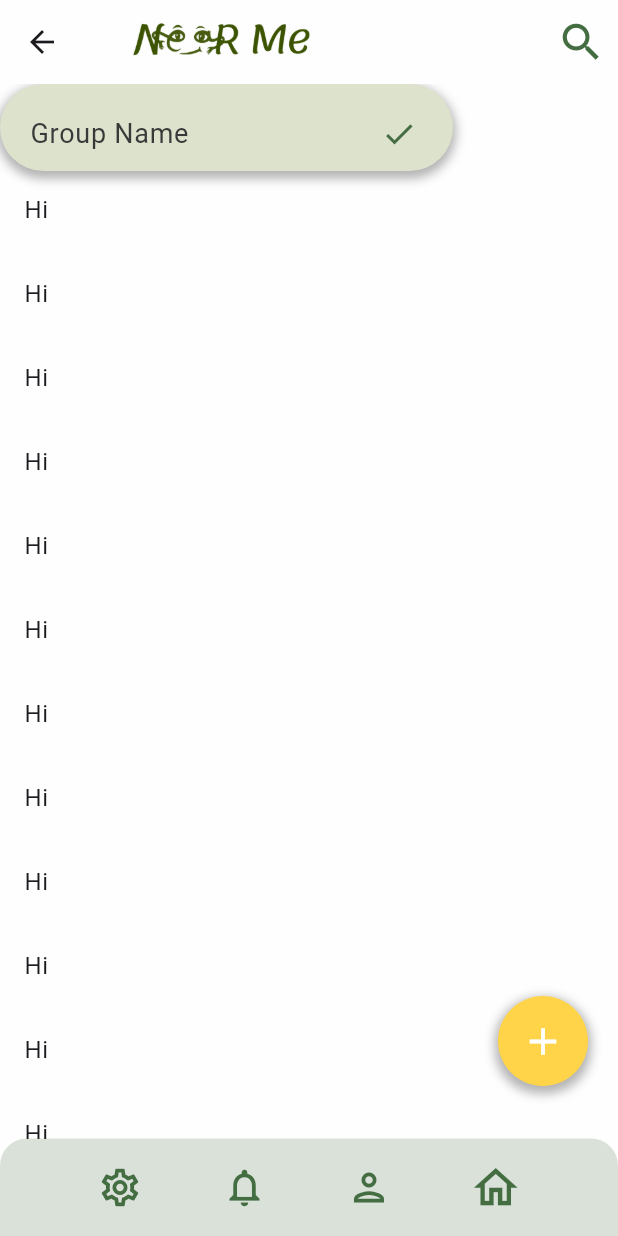
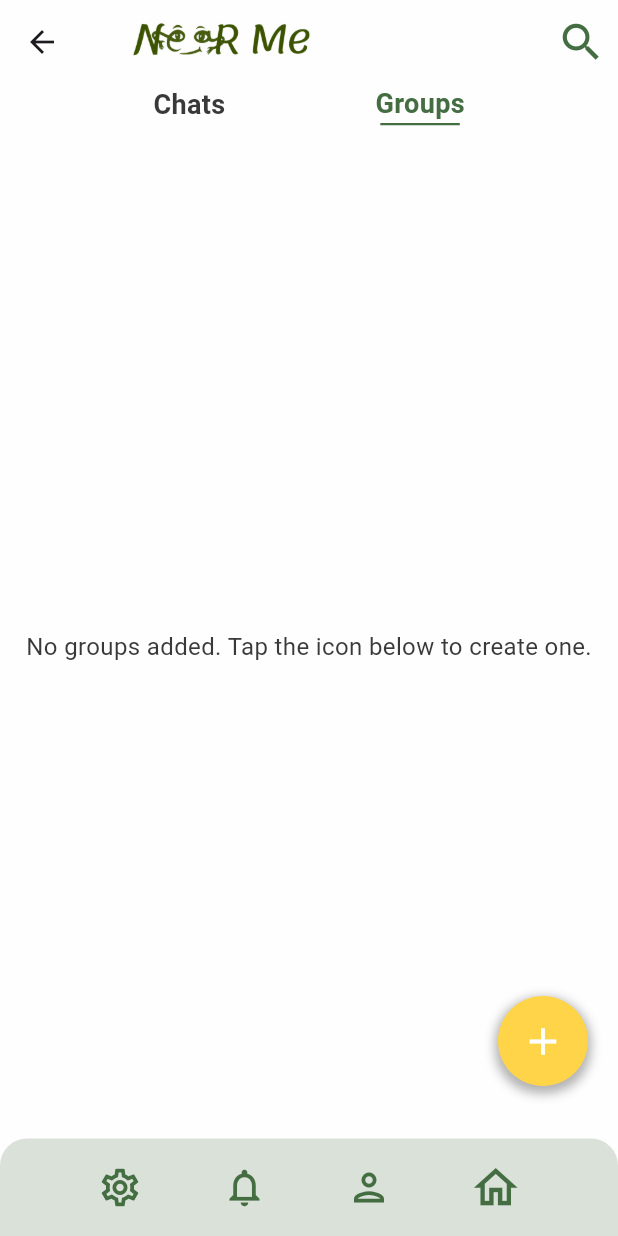
Before and after one commit to Radwa812-Apps/team-near-my-, a Flutter app: the HomeScreen screen opened by its route, on a phone screen of 412 x 824 dp. Run offline on Flutter 3.47's test engine with Material 3 defaults, Android fonts, the light colour scheme and no system bars; Roboto replaces fonts that are missing (OpenSans-Bold, OpenSans-Italic, OpenSans-Regular).

Commit message:
make home screen

```diff
--- a/lib/Features/Home/Screens/home_screen.dart
+++ b/lib/Features/Home/Screens/home_screen.dart
@@ -1,9 +1,11 @@
 import 'package:flutter/material.dart';
-import 'package:nearme_app/Features/Home/components/icon_button_widegt.dart';
-import 'package:nearme_app/Features/Home/components/make_group_widget.dart';
-import 'package:nearme_app/core/constants.dart'; // Adjust the import as needed
+import 'package:nearme_app/Features/Home/components/container_textfield_floating_icon.dart';
+import 'package:nearme_app/Features/Home/components/group_style.dart';
 import 'package:nearme_app/Features/Home/components/home_bar_widget.dart';
-import '../components/bottom_container_with_icons.dart'; // Import HomeAppBar
+import 'package:nearme_app/Features/Home/components/row_after_bar_chats_groups.dart';
+import 'package:nearme_app/core/constants.dart';
+import '../components/bottom_container_with_icons.dart';
+import '../components/floating_yellow_icon.dart';
 
 class HomeScreen extends StatefulWidget {
   @override
@@ -12,18 +14,15 @@ class HomeScreen extends StatefulWidget {
 
 class _HomeScreenState extends State<HomeScreen> {
   bool _isSearching = false;
-  TextEditingController _searchController = TextEditingController();
+  bool _isDraggableSheetVisible = false;
+  final TextEditingController _searchController = TextEditingController();
+  final DraggableScrollableController _draggableScrollableController =
+      DraggableScrollableController();
+  String _selectedTab =
+      'Groups'; // Track whether "Chats" or "Groups" is selected
+  List<String> _groups = []; // List to store dynamically added groups
 
-  void _performSearch() {
-    final query = _searchController.text.trim();
-    if (query.isNotEmpty) {
-      print('Performing search for: $query');
-      // Add your search logic here
-    } else {
-      print('Search query is empty');
-    }
-  }
-
+  // Toggle search bar visibility
   void _toggleSearch() {
     setState(() {
       _isSearching = !_isSearching;
@@ -31,6 +30,47 @@ class _HomeScreenState extends State<HomeScreen> {
         _searchController.clear();
       }
     });
+  }
+
+  // Perform search operation
+  void _performSearch() {
+    final query = _searchController.text.trim();
+    if (query.isNotEmpty) {
+      print('Performing search for: $query');
+    } else {
+      print('Search query is empty');
+    }
+  }
+
+  // Toggle visibility of draggable sheet
+  void _toggleDraggableSheet() {
+    setState(() {
+      _isDraggableSheetVisible = !_isDraggableSheetVisible;
+    });
+  }
+
+  // Expand the draggable sheet when the text field is focused
+  void _expandDraggableSheet() {
+    _draggableScrollableController.animateTo(0.6,
+        duration: const Duration(milliseconds: 300), curve: Curves.easeInOut);
+  }
+
+  // Switch between "Chats" and "Groups" tabs
+  void _selectTab(String tabName) {
+    setState(() {
+      _selectedTab = tabName;
+      _isDraggableSheetVisible = false; // Hide the sheet when switching tabs
+    });
+  }
+
+  // Add a new group to the list
+  void _addGroup(String groupName) {
+    if (groupName.isNotEmpty) {
+      setState(() {
+        _groups.add(groupName);
+        _isDraggableSheetVisible = false; // Close the sheet after adding
+      });
+    }
   }
 
   @override
@@ -50,55 +90,78 @@ class _HomeScreenState extends State<HomeScreen> {
       ),
       body: Stack(
         children: [
-          // Main content of the page
           Column(
             children: [
+              // Row below the app bar for "Chats" or "Groups"
+              RowAfterBarChatsGroups(
+                selectedTab: _selectedTab,
+                onTabSelected: _selectTab,
+              ),
+              SizedBox(
+                height: 20,
+              ),
+
+              // Main content: Show groups or chats
               Expanded(
-                child: ListView.builder(
+                child: _selectedTab == 'Groups'
+                    ? (_groups.isEmpty
+                        ? Center(
+                            child: Text(
+                              'No groups added. Tap the icon below to create one.',
+                              style: const TextStyle(
+                                  color: kFontColor,
+                                  fontSize: 16,
+                                  fontFamily: kFontItalic),
+                            ),
+                          )
+                        : ListView.builder(
+                            itemCount: _groups.length,
                             itemBuilder: (context, index) {
-                    return ListTile(
-                      title: Text('Hi'),
+                              return Padding(
+                                padding: const EdgeInsets.symmetric(
+                                    horizontal: 10.0, vertical: 4.0),
+                                child: GroupStyle(
+                                  groupName:
+                                      _groups[index], // Pass group name here
+                                ),
                               );
                             },
-                  // add this until we build the back
+                          ))
+                    : Center(
+                        child: Text(
+                          'No chats available.',
+                          style: const TextStyle(
+                              color: kFontColor,
+                              fontSize: 16,
+                              fontFamily: kFontItalic),
                         ),
                       ),
+              ),
+
+              // Bottom container with icons
               BottomContainerWithIcons(),
             ],
           ),
 
-          // Floating yellow button (does not affect the layout)
-          Positioned(
-            bottom: 100, // Adjust the position as needed
-            right: 20, // Adjust the position as needed
-            child: Container(
-              width: 60,
-              height: 60,
-              decoration: BoxDecoration(
-                color: kSpecialColor, // Yellow color
-                borderRadius: BorderRadius.circular(30), // Circular shape
-                boxShadow: [
-                  BoxShadow(
-                    color: Colors.black.withOpacity(0.3),
-                    spreadRadius: 2,
-                    blurRadius: 5,
-                    offset: Offset(0, 3), // Shadow position
-                  ),
-                ],
-              ),
-              child: IconButton(
-                icon: Icon(
-                  Icons.add,
-                  color: Colors.white,
-                  size: 30,
-                ),
-                onPressed: () {
-                  print('Add button pressed');
+          // Show draggable sheet and floating icon only for "Groups" tab
+          if (_selectedTab == 'Groups') ...[
+            // Draggable sheet for adding a group
+            if (_isDraggableSheetVisible)
+              GestureDetector(
+                onTap: _toggleDraggableSheet,
+                child: ContainerTextFieldWidget(
+                  onTextFieldFocus: _expandDraggableSheet,
+                  draggableScrollableController: _draggableScrollableController,
+                  onSubmitted: (groupName) {
+                    _addGroup(groupName); // Add the group when submitted
                   },
                 ),
               ),
-          ),
-          MakeGroupWidget(),
+
+            // Floating yellow icon for opening the draggable sheet
+            if (!_isDraggableSheetVisible)
+              FloatingYellowIcon(toggleDraggableSheet: _toggleDraggableSheet),
+          ],
         ],
       ),
     );
--- /dev/null
+++ b/lib/Features/Home/components/floating_yellow_icon.dart
@@ -0,0 +1,41 @@
+import 'package:flutter/material.dart';
+
+import '../../../core/constants.dart';
+
+class FloatingYellowIcon extends StatelessWidget {
+  final Function()? toggleDraggableSheet;
+
+  const FloatingYellowIcon({super.key, this.toggleDraggableSheet});
+
+  @override
+  Widget build(BuildContext context) {
+    return Positioned(
+      bottom: 100, // Adjust the position as needed
+      right: 20, // Adjust the position as needed
+      child: Container(
+        width: 60,
+        height: 60,
+        decoration: BoxDecoration(
+          color: kSpecialColor, // Yellow color
+          borderRadius: BorderRadius.circular(30), // Circular shape
+          boxShadow: [
+            BoxShadow(
+              color: Colors.black.withOpacity(0.3),
+              spreadRadius: 2,
+              blurRadius: 5,
+              offset: Offset(0, 3), // Shadow position
+            ),
+          ],
+        ),
+        child: IconButton(
+          icon: Icon(
+            Icons.add,
+            color: Colors.white,
+            size: 30,
+          ),
+          onPressed: toggleDraggableSheet, // Show the sheet
+        ),
+      ),
+    );
+  }
+}
--- a/lib/Features/Home/components/home_bar_widget.dart
+++ b/lib/Features/Home/components/home_bar_widget.dart
@@ -1,5 +1,4 @@
 import 'package:flutter/material.dart';
-import 'package:flutter/widgets.dart';
 import 'package:nearme_app/Features/Home/components/search_bar_widget.dart';
 import 'package:nearme_app/core/constants.dart';
 
@@ -32,11 +31,15 @@ class HomeAppBar extends StatelessWidget implements PreferredSizeWidget {
               onChanged: onSearchChanged,
             )
           : Row(
+              mainAxisAlignment: MainAxisAlignment.start,
               children: [
-                Image.asset(
-                  'assets/images/GreenTransparent.png',
-                  height: 153,
-                  width: 153,
+                Padding(
+                  padding: const EdgeInsets.only(right: 16),
+                  child: Image.asset(
+                    'assets/images/GreenTransparent.png',
+                    height: 153,
+                    width: 153,
+                  ),
                 ),
                 //const SizedBox(width: 10),
               ],
--- a/lib/Features/Home/components/make_group_widget.dart
+++ /dev/null
@@ -1,55 +0,0 @@
-import 'package:flutter/material.dart';
-import 'package:nearme_app/core/constants.dart';
-
-class MakeGroupWidget extends StatelessWidget {
-  @override
-  Widget build(BuildContext context) {
-    return Container(
-      width: 302,
-      height: 58,
-      decoration: BoxDecoration(
-        color: Color(0xFFDCE2CC),
-        borderRadius: BorderRadius.circular(40),
-        boxShadow: [
-          BoxShadow(
-            color: Colors.black.withOpacity(0.3),
-            spreadRadius: 2,
-            blurRadius: 5,
-            offset: Offset(0, 3), // Shadow position
-          ),
-        ],
-      ),
-      child: Padding(
-        padding: const EdgeInsets.only(top: 8),
-        child: TextField(
-          style: const TextStyle(
-            color: kFontColor, // Set the input text color to white
-            fontSize: 18,
-            fontFamily: kFontRegular,
-          ),
-          decoration: InputDecoration(
-            hintText: 'Group Name',
-            hintStyle: TextStyle(
-              color: kFontColor,
-              fontFamily: kFontRegular,
-            ),
-            border: InputBorder.none,
-            contentPadding: EdgeInsets.symmetric(vertical: 12, horizontal: 20),
-            suffixIcon: Padding(
-              padding: const EdgeInsets.only(right: 12),
-              child: IconButton(
-                icon: Icon(
-                  Icons.check,
-                  color: kPrimaryColor1,
-                ),
-                onPressed: () {
-                  // Add the functionality here
-                },
-              ),
-            ),
-          ),
-        ),
-      ),
-    );
-  }
-}
--- /dev/null
+++ b/lib/Features/Home/components/row_after_bar_chats_groups.dart
@@ -0,0 +1,59 @@
+import 'package:flutter/cupertino.dart';
+import 'package:flutter/material.dart';
+import '../../../core/constants.dart';
+import 'text_after_bar.dart';
+
+class RowAfterBarChatsGroups extends StatelessWidget {
+  final String selectedTab; // Pass the selected tab from the parent
+  final Function(String) onTabSelected; // Callback for tab selection
+
+  const RowAfterBarChatsGroups({
+    super.key,
+    required this.selectedTab,
+    required this.onTabSelected,
+  });
+
+  @override
+  Widget build(BuildContext context) {
+    return Row(
+      mainAxisAlignment: MainAxisAlignment.center,
+      children: [
+        GestureDetector(
+          onTap: () => onTabSelected('Chats'), // Use the callback
+          child: Column(
+            children: [
+              TextAfterBar(
+                name: 'Chats',
+                color: selectedTab == 'Chats' ? kPrimaryColor1 : kFontColor,
+              ),
+              if (selectedTab == 'Chats')
+                Container(
+                  height: 1.5, // Height of the line
+                  color: kPrimaryColor1,
+                  width: 53, // Width of the line
+                ),
+            ],
+          ),
+        ),
+        const SizedBox(width: 100),
+        GestureDetector(
+          onTap: () => onTabSelected('Groups'), // Use the callback
+          child: Column(
+            children: [
+              TextAfterBar(
+                name: 'Groups',
+                color: selectedTab == 'Groups' ? kPrimaryColor1 : kFontColor,
+              ),
+              if (selectedTab == 'Groups')
+                Container(
+                  height: 1.5, // Height of the line
+                  color: kPrimaryColor1,
+                  width: 53, // Width of the line
+                ),
+            ],
+          ),
+        ),
+      ],
+    );
+  }
+}
--- /dev/null
+++ b/lib/Features/Home/components/text_after_bar.dart
@@ -0,0 +1,22 @@
+import 'package:flutter/material.dart';
+
+import '../../../core/constants.dart';
+
+class TextAfterBar extends StatelessWidget {
+  final String? name;
+  final Color? color;
+  const TextAfterBar({super.key, this.name, this.color});
+
+  @override
+  Widget build(BuildContext context) {
+    return Text(
+      name!,
+      style: TextStyle(
+        color: color,
+        fontSize: 18,
+        fontFamily: kFontBold,
+        fontWeight: FontWeight.bold,
+      ),
+    );
+  }
+}
--- a/lib/core/constants.dart
+++ b/lib/core/constants.dart
@@ -7,6 +7,7 @@ const kFontBold = 'OpenSans-Bold';
 const kFontRegular = 'OpenSans-Regular';
 const kFontSemiBold = 'OpenSans-SemiBold';
 const kFontLight = 'OpenSans-Light';
+const kFontItalic = 'OpenSans-Italic';
 const kBackgroundColor = Color(0xFFFEFEFE);
 const kSearchBackgroundColor = Color(0xffFAF8F8);
 const kFontColor = Color(0xFF393939);
--- a/lib/main.dart
+++ b/lib/main.dart
@@ -5,6 +5,7 @@ import 'package:nearme_app/Features/Register/Forgot_password/Screens/forgot_pass
 import 'package:nearme_app/Features/Register/Sign_up_and_in/screens/sign_up_screen.dart';
 
 import 'Features/Home/Screens/home_screen.dart';
+
 import 'Features/Register/Forgot_password/Screens/confirm_password.dart';
 import 'Features/Register/Sign_up_and_in/screens/sign_in_screen.dart';
 // Use only one import path
@@ -29,7 +30,7 @@ class NearMeApp extends StatelessWidget {
         'ForgotPassword': (context) => ForgotPassword(),
         'HomeScreen': (context) => HomeScreen(),
       },
-      initialRoute: 'SignUpScreen',
+      initialRoute: 'HomeScreen',
     );
   }
 }
--- a/pubspec.yaml
+++ b/pubspec.yaml
@@ -63,6 +63,7 @@ flutter:
     - assets/images/facebook.png
     - assets/images/google.png
     - assets/images/GreenTransparent.png
+    - assets/images/group.jpg
   #   - images/a_dot_ham.jpeg
 
   # An image asset can refer to one or more resolution-specific "variants", see
@@ -80,15 +81,18 @@ flutter:
   - family: OpenSans
     fonts:
       - asset: assets/fonts/static/OpenSans-Bold.ttf
-        weight: 700
+        weight: 800
       - asset: assets/fonts/static/OpenSans-Italic.ttf
         style: italic
+        weight: 400
       - asset: assets/fonts/static/OpenSans-Regular.ttf
         weight: 400
       - asset: assets/fonts/static/OpenSans-SemiBold.ttf
         weight: 600
       - asset: assets/fonts/static/OpenSans-Light.ttf
         weight: 300
+
+
   #     fonts:
   #       - asset: fonts/TrajanPro.ttf
   #       - asset: fonts/TrajanPro_Bold.ttf
```
Also changed, not shown: lib/Features/Home/components/container_text_field_widget.dart (added, +81 -0 lines), lib/Features/Home/components/draggable_sheet.dart (added, +60 -0 lines), lib/Features/Home/components/group_style.dart (added, +122 -0 lines), assets/images/group.jpg (added). Lines whose indentation alone changed are shown as unchanged.
